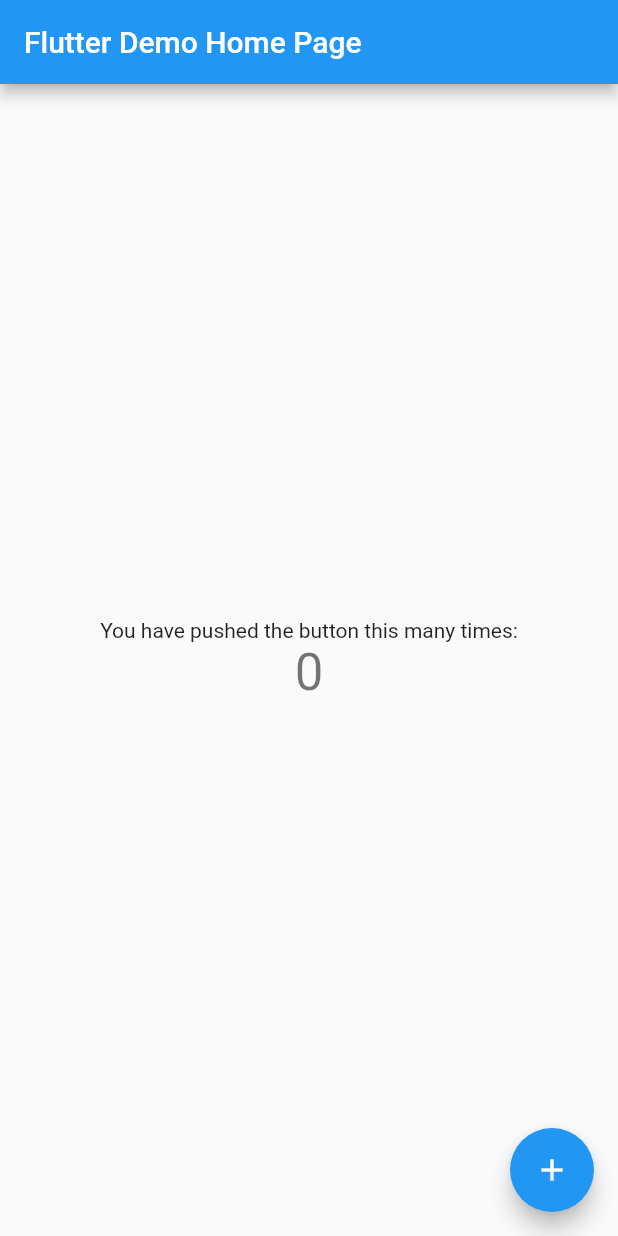
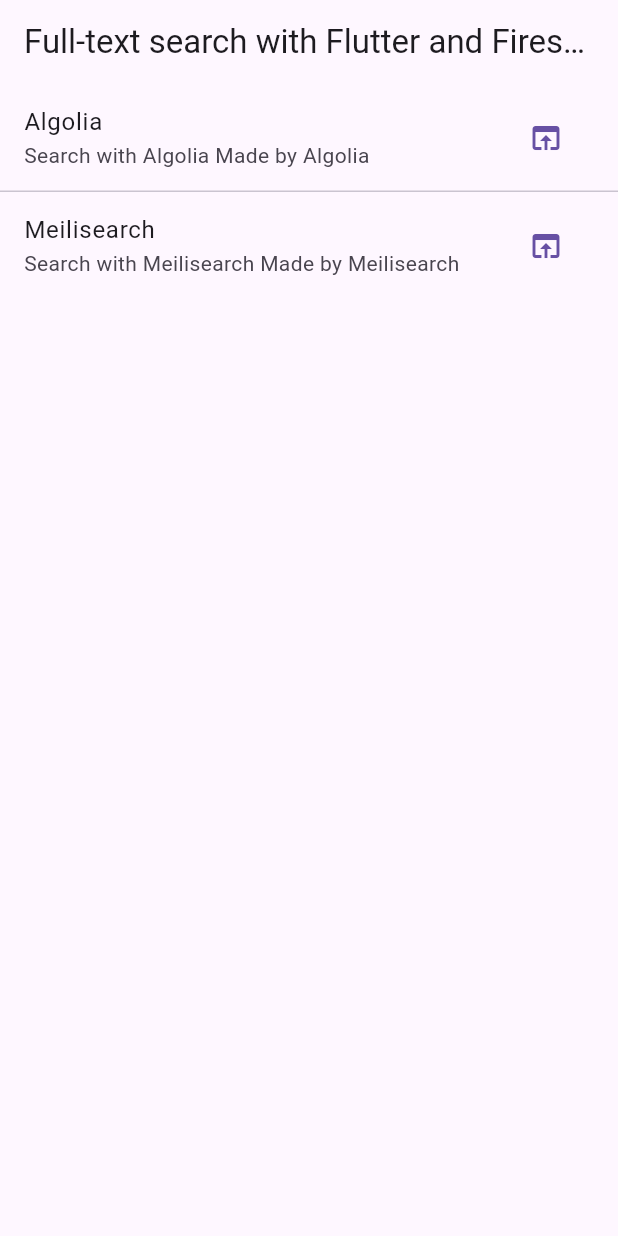
Before and after one commit to htsuruo/flutter_fulltext_search, a Flutter app: the screen it shows after launch, on a phone screen of 412 x 824 dp. Run offline on Flutter 3.47's test engine with Material 2 defaults, Android fonts, the phone set to English and light mode, and no system bars; our stand-ins replace flutter_riverpod.

Commit message:
Add ListTile

```diff
--- a/lib/main.dart
+++ b/lib/main.dart
@@ -1,115 +1,87 @@
 import 'package:flutter/material.dart';
+import 'package:flutter_riverpod/flutter_riverpod.dart';
+import 'package:url_launcher/url_launcher.dart';
 
 void main() {
-  runApp(const MyApp());
+  runApp(
+    const ProviderScope(
+      child: MyApp(),
+    ),
+  );
 }
+
+const _title = 'Full-text search with Flutter and Firestore';
 
 class MyApp extends StatelessWidget {
   const MyApp({super.key});
 
-  // This widget is the root of your application.
   @override
   Widget build(BuildContext context) {
     return MaterialApp(
-      title: 'Flutter Demo',
+      title: _title,
       theme: ThemeData(
-        // This is the theme of your application.
-        //
-        // Try running your application with "flutter run". You'll see the
-        // application has a blue toolbar. Then, without quitting the app, try
-        // changing the primarySwatch below to Colors.green and then invoke
-        // "hot reload" (press "r" in the console where you ran "flutter run",
-        // or simply save your changes to "hot reload" in a Flutter IDE).
-        // Notice that the counter didn't reset back to zero; the application
-        // is not restarted.
-        primarySwatch: Colors.blue,
+        useMaterial3: true,
+        primarySwatch: Colors.green,
+        dividerTheme: const DividerThemeData(space: 0),
       ),
-      home: const MyHomePage(title: 'Flutter Demo Home Page'),
+      home: const _HomePage(),
     );
   }
 }
 
-class MyHomePage extends StatefulWidget {
-  const MyHomePage({super.key, required this.title});
-
-  // This widget is the home page of your application. It is stateful, meaning
-  // that it has a State object (defined below) that contains fields that affect
-  // how it looks.
-
-  // This class is the configuration for the state. It holds the values (in this
-  // case the title) provided by the parent (in this case the App widget) and
-  // used by the build method of the State. Fields in a Widget subclass are
-  // always marked "final".
-
-  final String title;
-
-  @override
-  State<MyHomePage> createState() => _MyHomePageState();
-}
-
-class _MyHomePageState extends State<MyHomePage> {
-  int _counter = 0;
-
-  void _incrementCounter() {
-    setState(() {
-      // This call to setState tells the Flutter framework that something has
-      // changed in this State, which causes it to rerun the build method below
-      // so that the display can reflect the updated values. If we changed
-      // _counter without calling setState(), then the build method would not be
-      // called again, and so nothing would appear to happen.
-      _counter++;
-    });
-  }
+class _HomePage extends StatelessWidget {
+  const _HomePage();
 
   @override
   Widget build(BuildContext context) {
-    // This method is rerun every time setState is called, for instance as done
-    // by the _incrementCounter method above.
-    //
-    // The Flutter framework has been optimized to make rerunning build methods
-    // fast, so that you can just rebuild anything that needs updating rather
-    // than having to individually change instances of widgets.
     return Scaffold(
       appBar: AppBar(
-        // Here we take the value from the MyHomePage object that was created by
-        // the App.build method, and use it to set our appbar title.
-        title: Text(widget.title),
+        title: const Text(_title),
       ),
-      body: Center(
-        // Center is a layout widget. It takes a single child and positions it
-        // in the middle of the parent.
-        child: Column(
-          // Column is also a layout widget. It takes a list of children and
-          // arranges them vertically. By default, it sizes itself to fit its
-          // children horizontally, and tries to be as tall as its parent.
-          //
-          // Invoke "debug painting" (press "p" in the console, choose the
-          // "Toggle Debug Paint" action from the Flutter Inspector in Android
-          // Studio, or the "Toggle Debug Paint" command in Visual Studio Code)
-          // to see the wireframe for each widget.
-          //
-          // Column has various properties to control how it sizes itself and
-          // how it positions its children. Here we use mainAxisAlignment to
-          // center the children vertically; the main axis here is the vertical
-          // axis because Columns are vertical (the cross axis would be
-          // horizontal).
-          mainAxisAlignment: MainAxisAlignment.center,
-          children: <Widget>[
-            const Text(
-              'You have pushed the button this many times:',
+      body: ListView(
+        children: [
+          ListTile(
+            title: const Text('Algolia'),
+            subtitle: const Text('Search with Algolia Made by Algolia'),
+            trailing: const _LaunchIconButton(
+              url:
+                  'https://extensions.dev/extensions/algolia/firestore-algolia-search',
             ),
-            Text(
-              '$_counter',
-              style: Theme.of(context).textTheme.headline4,
+            onTap: () {},
+          ),
+          const Divider(),
+          ListTile(
+            title: const Text('Meilisearch'),
+            subtitle: const Text('Search with Meilisearch Made by Meilisearch'),
+            trailing: const _LaunchIconButton(
+              url:
+                  'https://extensions.dev/extensions/meilisearch/firestore-meilisearch',
             ),
-          ],
-        ),
+            onTap: () {},
+          )
+        ],
       ),
-      floatingActionButton: FloatingActionButton(
-        onPressed: _incrementCounter,
-        tooltip: 'Increment',
-        child: const Icon(Icons.add),
-      ), // This trailing comma makes auto-formatting nicer for build methods.
     );
   }
 }
+
+class _LaunchIconButton extends StatelessWidget {
+  const _LaunchIconButton({required this.url});
+
+  final String url;
+
+  @override
+  Widget build(BuildContext context) {
+    final theme = Theme.of(context);
+    final colorScheme = theme.colorScheme;
+    return IconButton(
+      icon: Icon(
+        Icons.open_in_browser_outlined,
+        color: colorScheme.primary,
+      ),
+      onPressed: () => launchUrl(
+        Uri.parse(url),
+      ),
+    );
+  }
+}
--- a/pubspec.yaml
+++ b/pubspec.yaml
@@ -27,11 +27,12 @@ dependencies:
   cupertino_icons: ^1.0.5
   flutter:
     sdk: flutter
+  flutter_riverpod: ^2.1.1
   freezed: ^2.3.2
   gap: ^2.0.1
   meilisearch: ^0.6.0
-  riverpod: ^2.1.1
   simple_logger: ^1.9.0+1
+  url_launcher: ^6.1.7
 
 dev_dependencies:
   flutter_test:
```
Also changed, not shown: pubspec.lock, 1 other file.
